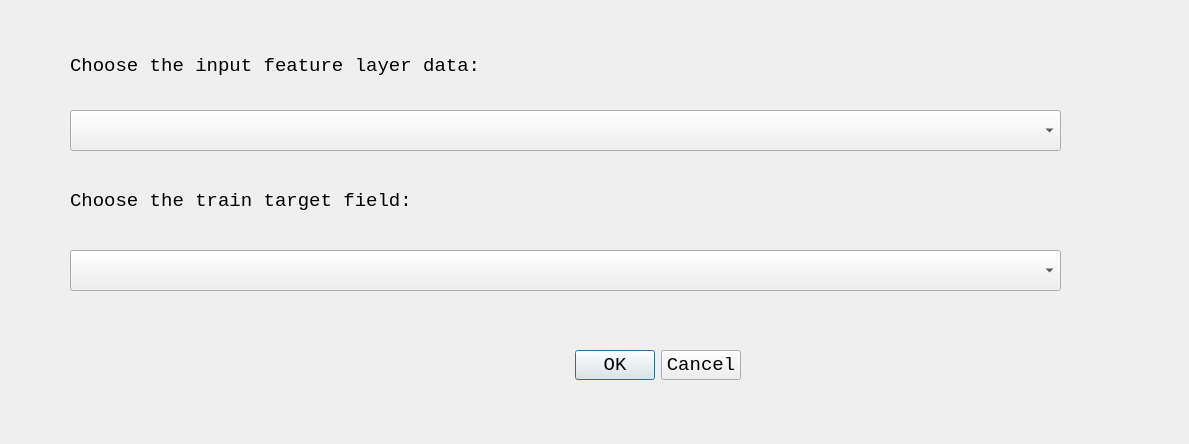
First picture: the form in georec_train_base.ui, repository HanwGeek/geoRec, before the edit.
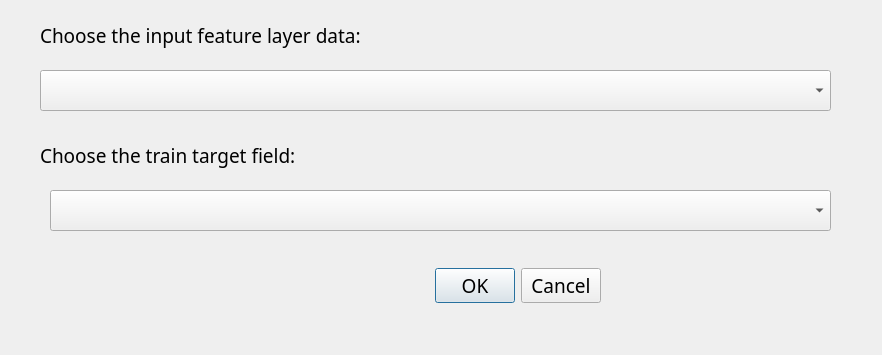
Second picture: the form after the edit.

Diff of the .ui file:
```diff
--- a/georec_train_base.ui
+++ b/georec_train_base.ui
@@ -6,8 +6,8 @@
    <rect>
     <x>0</x>
     <y>0</y>
-    <width>1189</width>
-    <height>444</height>
+    <width>882</width>
+    <height>355</height>
    </rect>
   </property>
   <property name="windowTitle">
@@ -16,15 +16,15 @@
   <widget class="QDialogButtonBox" name="button_box">
    <property name="geometry">
     <rect>
-     <x>320</x>
-     <y>340</y>
-     <width>421</width>
+     <x>290</x>
+     <y>260</y>
+     <width>311</width>
      <height>51</height>
     </rect>
    </property>
    <property name="font">
     <font>
-     <family>Consolas</family>
+     <family>Source Code Variable</family>
      <pointsize>14</pointsize>
     </font>
    </property>
@@ -38,15 +38,15 @@
   <widget class="QComboBox" name="layerComboBox">
    <property name="geometry">
     <rect>
-     <x>70</x>
-     <y>110</y>
-     <width>991</width>
+     <x>40</x>
+     <y>70</y>
+     <width>791</width>
      <height>41</height>
     </rect>
    </property>
    <property name="font">
     <font>
-     <family>Consolas</family>
+     <family>Source Code Variable</family>
      <pointsize>14</pointsize>
     </font>
    </property>
@@ -54,15 +54,15 @@
   <widget class="QLabel" name="label">
    <property name="geometry">
     <rect>
-     <x>70</x>
-     <y>40</y>
-     <width>731</width>
+     <x>40</x>
+     <y>10</y>
+     <width>811</width>
      <height>51</height>
     </rect>
    </property>
    <property name="font">
     <font>
-     <family>Consolas</family>
+     <family>Source Code Variable</family>
      <pointsize>14</pointsize>
     </font>
    </property>
@@ -73,15 +73,15 @@
   <widget class="QComboBox" name="fieldComboBox">
    <property name="geometry">
     <rect>
-     <x>70</x>
-     <y>250</y>
-     <width>991</width>
+     <x>50</x>
+     <y>190</y>
+     <width>781</width>
      <height>41</height>
     </rect>
    </property>
    <property name="font">
     <font>
-     <family>Consolas</family>
+     <family>Source Code Variable</family>
      <pointsize>14</pointsize>
     </font>
    </property>
@@ -89,15 +89,15 @@
   <widget class="QLabel" name="label_2">
    <property name="geometry">
     <rect>
-     <x>70</x>
-     <y>180</y>
+     <x>40</x>
+     <y>130</y>
      <width>731</width>
-     <height>41</height>
+     <height>51</height>
     </rect>
    </property>
    <property name="font">
     <font>
-     <family>Consolas</family>
+     <family>Source Code Variable</family>
      <pointsize>14</pointsize>
     </font>
    </property>
```
